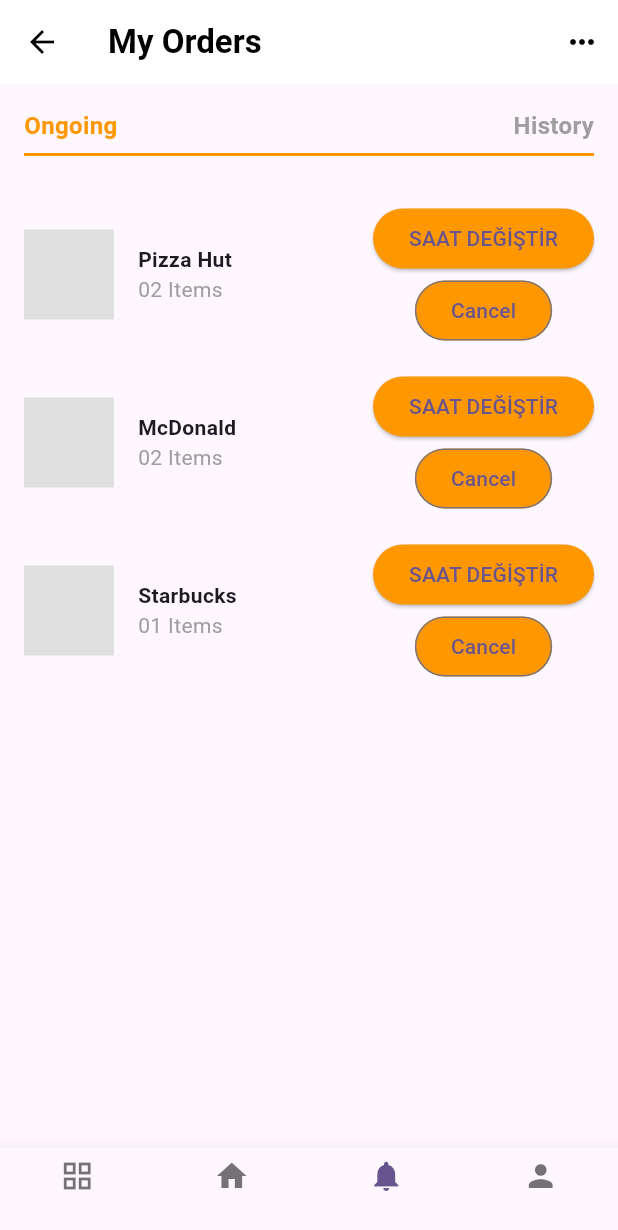
After one commit to enisba/flutter_pre_frontend, a Flutter app: the screen it shows after launch, item 3 of the bottom bar chosen, on a phone screen of 412 x 824 dp. The commit adds this screen. Shown: the top 1230 px of the screen. Run offline on Flutter 3.47's test engine with Material 3 defaults, Android fonts, the phone set to English and light mode, and no system bars.

Commit message:
ongoing statement added

```diff
--- a/lib/home_screen.dart
+++ b/lib/home_screen.dart
@@ -158,27 +158,6 @@ class HomeScreen extends StatelessWidget {
           ],
         ),
       ),
-      bottomNavigationBar: BottomNavigationBar(
-        type: BottomNavigationBarType.fixed,
-        items: [
-          BottomNavigationBarItem(
-            icon: Icon(Icons.grid_view),
-            label: '',
-          ),
-          BottomNavigationBarItem(
-            icon: Icon(Icons.home),
-            label: '',
-          ),
-          BottomNavigationBarItem(
-            icon: Icon(Icons.notifications),
-            label: '',
-          ),
-          BottomNavigationBarItem(
-            icon: Icon(Icons.person),
-            label: '',
-          ),
-        ],
-      ),
     );
   }
 }
--- a/lib/main.dart
+++ b/lib/main.dart
@@ -1,5 +1,6 @@
 import 'package:flutter/material.dart';
 import 'home_screen.dart';
+import 'my_orders_screen.dart';
 
 void main() {
   runApp(const MyApp());
@@ -16,7 +17,60 @@ class MyApp extends StatelessWidget {
         colorScheme: ColorScheme.fromSeed(seedColor: Colors.deepPurple),
         useMaterial3: true,
       ),
-      home: HomeScreen(),
+      home: MainScreen(),
     );
   }
 }
+
+class MainScreen extends StatefulWidget {
+  @override
+  _MainScreenState createState() => _MainScreenState();
+}
+
+class _MainScreenState extends State<MainScreen> {
+  int _selectedIndex = 0;
+
+  // Ekranların listesi
+  final List<Widget> _screens = [
+    HomeScreen(),
+    Scaffold(), // Diğer ekranlar placeholder olarak bırakılmış
+    MyOrdersScreen(), // Bildirimler (My Orders) ekranı
+    Scaffold(), // Diğer ekranlar placeholder olarak bırakılmış
+  ];
+
+  void _onItemTapped(int index) {
+    setState(() {
+      _selectedIndex = index;
+    });
+  }
+
+  @override
+  Widget build(BuildContext context) {
+    return Scaffold(
+      body: _screens[_selectedIndex], // Seçili ekranı gösterir
+      bottomNavigationBar: BottomNavigationBar(
+        type: BottomNavigationBarType.fixed,
+        currentIndex: _selectedIndex,
+        onTap: _onItemTapped,
+        items: [
+          BottomNavigationBarItem(
+            icon: Icon(Icons.grid_view),
+            label: '',
+          ),
+          BottomNavigationBarItem(
+            icon: Icon(Icons.home),
+            label: '',
+          ),
+          BottomNavigationBarItem(
+            icon: Icon(Icons.notifications), // Bildirimler simgesi
+            label: '',
+          ),
+          BottomNavigationBarItem(
+            icon: Icon(Icons.person),
+            label: '',
+          ),
+        ],
+      ),
+    );
+  }
+}
--- /dev/null
+++ b/lib/my_orders_screen.dart
@@ -0,0 +1,143 @@
+import 'package:flutter/material.dart';
+
+class MyOrdersScreen extends StatelessWidget {
+  @override
+  Widget build(BuildContext context) {
+    return Scaffold(
+      appBar: AppBar(
+        backgroundColor: Colors.white,
+        elevation: 0,
+        leading: IconButton(
+          icon: Icon(Icons.arrow_back, color: Colors.black),
+          onPressed: () {
+            Navigator.pop(context);
+          },
+        ),
+        title: Text(
+          'My Orders',
+          style: TextStyle(color: Colors.black, fontWeight: FontWeight.bold),
+        ),
+        actions: [
+          IconButton(
+            icon: Icon(Icons.more_horiz, color: Colors.black),
+            onPressed: () {},
+          ),
+        ],
+      ),
+      body: Padding(
+        padding: const EdgeInsets.all(16.0),
+        child: Column(
+          crossAxisAlignment: CrossAxisAlignment.start,
+          children: [
+            // Sekme Başlıkları
+            Row(
+              mainAxisAlignment: MainAxisAlignment.spaceBetween,
+              children: [
+                Text(
+                  'Ongoing',
+                  style: TextStyle(
+                    fontWeight: FontWeight.bold,
+                    fontSize: 16,
+                    color: Colors.orange,
+                  ),
+                ),
+                Text(
+                  'History',
+                  style: TextStyle(
+                    fontWeight: FontWeight.bold,
+                    fontSize: 16,
+                    color: Colors.grey,
+                  ),
+                ),
+              ],
+            ),
+            Divider(color: Colors.orange, thickness: 2),
+            SizedBox(height: 16),
+
+            // Sipariş Listesi
+            Expanded(
+              child: ListView(
+                children: [
+                  OrderItem(
+                    restaurantName: 'Pizza Hut',
+                    category: 'Food',
+                    itemCount: '02 Items',
+                  ),
+                  OrderItem(
+                    restaurantName: 'McDonald',
+                    category: 'Drink',
+                    itemCount: '02 Items',
+                  ),
+                  OrderItem(
+                    restaurantName: 'Starbucks',
+                    category: 'Drink',
+                    itemCount: '01 Items',
+                  ),
+                ],
+              ),
+            ),
+          ],
+        ),
+      ),
+    );
+  }
+}
+
+// Sipariş Öğesi (OrderItem) Widget'ı
+class OrderItem extends StatelessWidget {
+  final String restaurantName;
+  final String category;
+  final String itemCount;
+
+  const OrderItem({
+    required this.restaurantName,
+    required this.category,
+    required this.itemCount,
+  });
+
+  @override
+  Widget build(BuildContext context) {
+    return Padding(
+      padding: const EdgeInsets.symmetric(vertical: 8.0),
+      child: Row(
+        children: [
+          Container(
+            width: 60,
+            height: 60,
+            color: Colors.grey[300],
+          ),
+          SizedBox(width: 16),
+          Column(
+            crossAxisAlignment: CrossAxisAlignment.start,
+            children: [
+              Text(
+                restaurantName,
+                style: TextStyle(fontWeight: FontWeight.bold),
+              ),
+              Text(itemCount, style: TextStyle(color: Colors.grey)),
+            ],
+          ),
+          Spacer(),
+          Column(
+            children: [
+              ElevatedButton(
+                onPressed: () {},
+                style: ElevatedButton.styleFrom(
+                  backgroundColor: Colors.orange,
+                ),
+                child: Text('SAAT DEĞİŞTİR'),
+              ),
+              OutlinedButton(
+                onPressed: () {},
+                style: OutlinedButton.styleFrom(
+                  backgroundColor: Colors.orange,
+                ),
+                child: Text('Cancel'),
+              ),
+            ],
+          ),
+        ],
+      ),
+    );
+  }
+}
```
